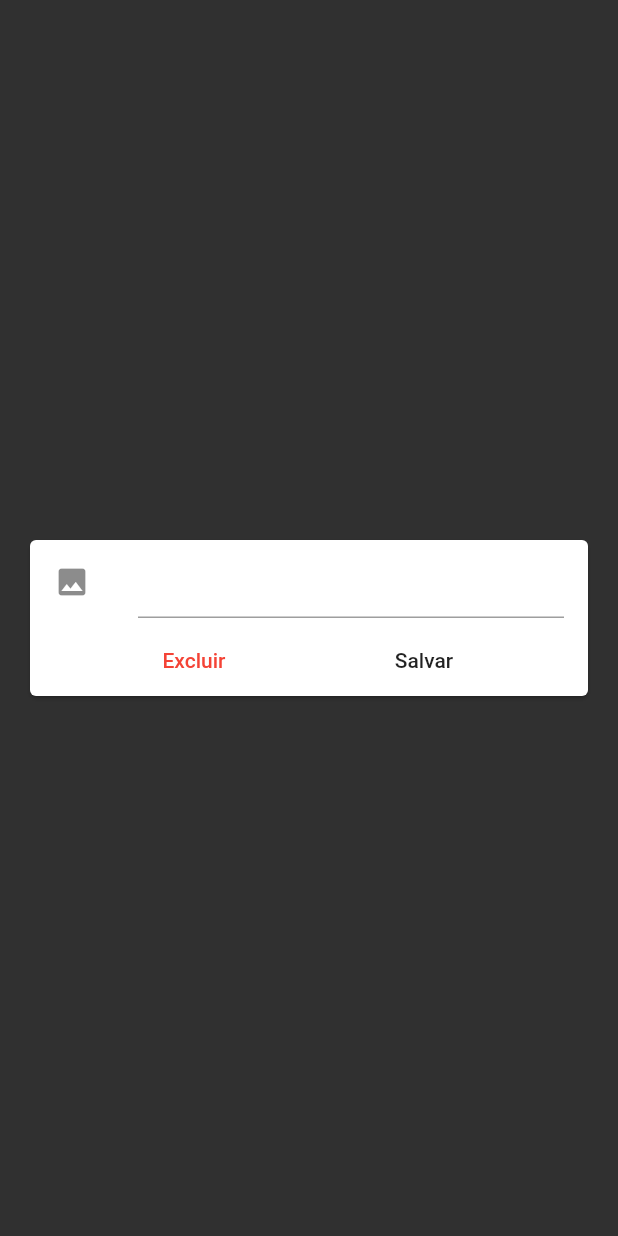
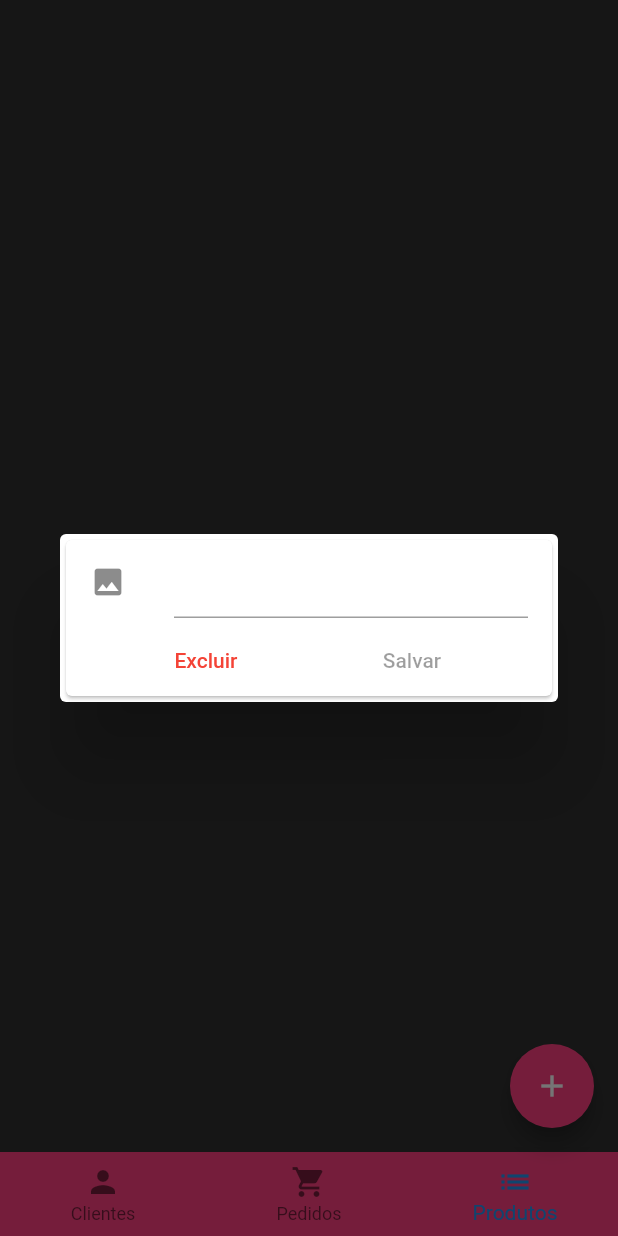
Before and after one commit to Dhciolfi/store_owner, a Flutter app: the screen it shows once a user with an empty profile is signed in, item 3 of the bottom bar chosen, after a tap on the "add" icon, on a phone screen of 412 x 824 dp. Run offline on Flutter 3.47's test engine with Material 2 defaults, Android fonts, the phone set to English and light mode, and no system bars; our stand-ins replace cloud_firestore, firebase_auth, firebase_storage, flutter_speed_dial, image_cropper, image_picker and 2 more; missing offline and left inert: bloc_pattern; accounts and stored records are empty.

Commit message:
Refactored Edit Category dialog

```diff
--- /dev/null
+++ b/lib/blocs/category_bloc.dart
@@ -0,0 +1,94 @@
+import 'dart:io';
+
+import 'package:bloc_pattern/bloc_pattern.dart';
+import 'package:cloud_firestore/cloud_firestore.dart';
+import 'package:firebase_storage/firebase_storage.dart';
+import 'package:rxdart/rxdart.dart';
+import 'dart:async';
+
+class CategoryBloc extends BlocBase {
+
+  final _imageController = BehaviorSubject();
+  final _titleController = BehaviorSubject<String>();
+  final _deleteController = BehaviorSubject<bool>();
+
+  Stream get outImage => _imageController.stream;
+  Stream<String> get outTitle => _titleController.stream.transform(
+    StreamTransformer<String, String>.fromHandlers(
+      handleData: (title, sink) {
+        if (title.isNotEmpty) {
+          sink.add(title);
+        } else {
+          sink.addError('Insira um título');
+        }
+      })
+  );
+  Stream<bool> get outDelete => _deleteController.stream;
+
+  Stream<bool> get submitValid => Observable.combineLatest2(
+      outImage, outTitle, (a, b) => true);
+
+  DocumentSnapshot category;
+
+  String title;
+  File loadedImage;
+
+  CategoryBloc(this.category){
+    if(category != null){
+      title = category.data["title"];
+
+      _imageController.add(category.data["icon"]);
+      _titleController.add(category.data["title"]);
+      _deleteController.add(true);
+    } else {
+      _deleteController.add(false);
+    }
+  }
+
+  void setTitle(String title){
+    this.title = title;
+    _titleController.add(title);
+  }
+
+  void setImage(File image){
+    loadedImage = image;
+    _imageController.add(image);
+  }
+
+  void delete(){
+    category.reference.delete();
+  }
+
+  Future saveData() async {
+    if(loadedImage == null && category != null && title == category.data["title"]) return;
+
+    Map<String, dynamic> dataToUpdate = {};
+
+    if(loadedImage != null){
+      StorageUploadTask task = FirebaseStorage.instance.ref().child("icons")
+          .child(title).putFile(loadedImage);
+
+      StorageTaskSnapshot snap = await task.onComplete;
+      dataToUpdate["icon"] = await snap.ref.getDownloadURL();
+    }
+
+    if(category == null || title != category.data["title"]){
+      dataToUpdate["title"] = title;
+    }
+
+    if(category == null){
+      await Firestore.instance.collection("products")
+          .document(title.toLowerCase()).setData(dataToUpdate);
+    } else {
+      await category.reference.updateData(dataToUpdate);
+    }
+  }
+
+  @override
+  void dispose() {
+    _imageController.close();
+    _titleController.close();
+    _deleteController.close();
+  }
+
+}
--- a/lib/screens/edit_category_screen.dart
+++ /dev/null
@@ -1,157 +0,0 @@
-import 'dart:io';
-
-import 'package:cloud_firestore/cloud_firestore.dart';
-import 'package:firebase_storage/firebase_storage.dart';
-import 'package:flutter/material.dart';
-import 'package:store_owner/widgets/image_source_sheet.dart';
-
-class EditCategoryScreen extends StatefulWidget {
-
-  final DocumentSnapshot category;
-
-  EditCategoryScreen({this.category});
-
-  @override
-  _EditCategoryScreenState createState() => _EditCategoryScreenState(category);
-}
-
-class _EditCategoryScreenState extends State<EditCategoryScreen> {
-
-  final _scaffoldKey = GlobalKey<ScaffoldState>();
-  final _titleController = TextEditingController();
-
-  final DocumentSnapshot category;
-
-  File loadedImage;
-
-  _EditCategoryScreenState(this.category);
-
-  @override
-  void initState() {
-    super.initState();
-
-    if(category != null){
-      _titleController.text = category.data["title"];
-    }
-  }
-
-  @override
-  Widget build(BuildContext context) {
-    return Scaffold(
-      key: _scaffoldKey,
-      backgroundColor: Colors.grey[850],
-      body: Center(
-        child: Container(
-          margin: EdgeInsets.all(16),
-          child: Card(
-            child: Column(
-              mainAxisSize: MainAxisSize.min,
-              children: <Widget>[
-                ListTile(
-                  leading: GestureDetector(
-                    onTap: (){
-                      showModalBottomSheet(context: context,
-                        builder: (context)=>ImageSourceSheet((image){
-                          Navigator.of(context).pop();
-                          setState(() {
-                            loadedImage = image;
-                          });
-                        }));
-                    },
-                    child: category != null || loadedImage != null ?
-                      CircleAvatar(
-                        child: loadedImage != null ? Image.file(loadedImage, fit: BoxFit.cover,) :
-                        Image.network(category.data["icon"], fit: BoxFit.cover,),
-                        backgroundColor: Colors.transparent,
-                      ) :
-                        Icon(Icons.image)
-                  ),
-                  title: TextFormField(
-                    controller: _titleController,
-                  ),
-                ),
-                Row(
-                  mainAxisAlignment: MainAxisAlignment.spaceEvenly,
-                  children: <Widget>[
-                    FlatButton(
-                      child: Text("Excluir"),
-                      textColor: Colors.red,
-                      onPressed: category == null ? null : (){
-                        showDialog(context: context, builder: (context)=>
-                          AlertDialog(
-                            title: Text("Excluir"),
-                            content: Text("Deseja excluir a categoria? Todos os produtos "
-                                "serão removidos!"),
-                            actions: <Widget>[
-                              FlatButton(
-                                child: Text("Cancelar"),
-                                onPressed: (){
-                                  Navigator.of(context).pop();
-                                },
-                              ),
-                              FlatButton(
-                                child: Text("Excluir"),
-                                textColor: Colors.red,
-                                onPressed: (){
-                                  category.reference.delete();
-                                  Navigator.of(context).pop();
-                                  Navigator.of(context).pop();
-                                },
-                              )
-                            ],
-                          )
-                        );
-                      },
-                    ),
-                    FlatButton(
-                      child: Text("Salvar"),
-                      onPressed: () async {
-                        ScaffoldFeatureController c = _scaffoldKey.currentState.showSnackBar(
-                          SnackBar(
-                            content: Text("Salvando..."),
-                            backgroundColor: Colors.pinkAccent,
-                            duration: Duration(minutes: 1),
-                          )
-                        );
-
-                        if(loadedImage != null && _titleController.text.isNotEmpty){
-                          StorageUploadTask task = FirebaseStorage.instance.ref().child("icons").
-                            child(_titleController.text)
-                              .putFile(loadedImage);
-                          StorageTaskSnapshot snap = await task.onComplete;
-                          String url = await snap.ref.getDownloadURL();
-
-                          if(category == null){
-                            await Firestore.instance.collection("products").
-                                document(_titleController.text.toLowerCase()).setData({
-                              "title": _titleController.text,
-                              "icon": url,
-                              "order": -1
-                            });
-                          } else {
-                            await category.reference.updateData({
-                              "title": _titleController.text,
-                              "icon": url
-                            });
-                          }
-                        } else if (_titleController.text.isNotEmpty){
-                          await category.reference.updateData({
-                            "title": _titleController.text,
-                          });
-                        }
-
-                        c.close();
-                        Navigator.of(context).pop();
-
-                      },
-                    )
-                  ],
-                ),
-              ],
-            )
-          ),
-        )
-      ),
-    );
-  }
-}
--- a/lib/screens/home_screen.dart
+++ b/lib/screens/home_screen.dart
@@ -2,13 +2,13 @@ import 'package:firebase_auth/firebase_auth.dart';
 import 'package:flutter/material.dart';
 import 'package:store_owner/blocs/orders_bloc.dart';
 import 'package:store_owner/blocs/users_bloc.dart';
-import 'package:store_owner/screens/edit_category_screen.dart';
 import 'package:store_owner/screens/login_screen.dart';
 import 'package:store_owner/tabs/orders_tab.dart';
 import 'package:store_owner/tabs/products_tab.dart';
 import 'package:store_owner/tabs/users_tab.dart';
 import 'package:flutter_speed_dial/flutter_speed_dial.dart';
 import 'package:bloc_pattern/bloc_pattern.dart';
+import 'package:store_owner/widgets/edit_category_dialog.dart';
 
 class HomeScreen extends StatefulWidget {
 
@@ -149,10 +149,9 @@ class _HomeScreenState extends State<HomeScreen> {
           child: Icon(Icons.add),
           backgroundColor: Colors.pinkAccent,
           onPressed: (){
-            Navigator.of(context).push(
-              MaterialPageRoute(builder: (context)=>
-                  EditCategoryScreen()
-              )
+            showDialog(
+                context: context,
+                builder: (context) => EditCategoryDialog()
             );
           },
         );
--- a/lib/tabs/products_tab.dart
+++ b/lib/tabs/products_tab.dart
@@ -15,8 +15,8 @@ class _ProductsTabState extends State<ProductsTab> with AutomaticKeepAliveClient
 
     return Padding(
       padding: EdgeInsets.symmetric(vertical: 16),
-      child: FutureBuilder<QuerySnapshot>(
-        future: Firestore.instance.collection("products").getDocuments(),
+      child: StreamBuilder<QuerySnapshot>(
+        stream: Firestore.instance.collection("products").snapshots(),
         builder: (context, snapshot){
           if(!snapshot.hasData) return Center(child: CircularProgressIndicator(valueColor: AlwaysStoppedAnimation(Colors.pinkAccent),),);
           return ListView.builder(
--- /dev/null
+++ b/lib/widgets/edit_category_dialog.dart
@@ -0,0 +1,138 @@
+import 'dart:io';
+import 'package:cloud_firestore/cloud_firestore.dart';
+import 'package:flutter/material.dart';
+import 'package:store_owner/blocs/category_bloc.dart';
+import 'package:store_owner/widgets/image_source_sheet.dart';
+
+class EditCategoryDialog extends StatefulWidget {
+
+  final DocumentSnapshot category;
+
+  EditCategoryDialog({this.category});
+
+  @override
+  _EditCategoryDialogState createState() => _EditCategoryDialogState(category: category);
+}
+
+class _EditCategoryDialogState extends State<EditCategoryDialog> {
+
+  final CategoryBloc _categoryBloc;
+
+  final TextEditingController _controller;
+
+  _EditCategoryDialogState({DocumentSnapshot category}) :
+        _categoryBloc = CategoryBloc(category),
+        _controller = TextEditingController(
+            text: category != null ? category.data["title"] : ""
+        );
+
+  @override
+  Widget build(BuildContext context) {
+    return Dialog(
+      child: Card(
+        child: Column(
+          mainAxisSize: MainAxisSize.min,
+          children: <Widget>[
+            ListTile(
+              leading: GestureDetector(
+                onTap: (){
+                  showModalBottomSheet(context: context,
+                      builder: (context)=>ImageSourceSheet((image){
+                        Navigator.of(context).pop();
+                        _categoryBloc.setImage(image);
+                      }));
+                },
+                child: StreamBuilder(
+                    stream: _categoryBloc.outImage,
+                    builder: (context, snapshot){
+                      if(snapshot.data != null)
+                        return CircleAvatar(
+                          child: snapshot.data is File ?
+                          Image.file(snapshot.data, fit: BoxFit.cover,) :
+                          Image.network(snapshot.data, fit: BoxFit.cover,),
+                          backgroundColor: Colors.transparent,
+                        );
+                      else return Icon(Icons.image);
+                    }
+                ),
+              ),
+              title: StreamBuilder<String>(
+                stream: _categoryBloc.outTitle,
+                initialData: "",
+                builder: (context, snapshot) {
+                  return TextField(
+                    controller: _controller,
+                    onChanged: _categoryBloc.setTitle,
+                    decoration: InputDecoration(
+                      errorText: snapshot.hasError ? snapshot.error : null
+                    ),
+                  );
+                }
+              ),
+            ),
+            Row(
+              mainAxisAlignment: MainAxisAlignment.spaceEvenly,
+              children: <Widget>[
+                StreamBuilder<bool>(
+                    stream: _categoryBloc.outDelete,
+                    builder: (context, snapshot) {
+                      if(!snapshot.hasData) return Container();
+                      return FlatButton(
+                        child: Text("Excluir"),
+                        textColor: Colors.red,
+                        onPressed: !snapshot.data ? null : (){
+                          showDialog(context: context, builder: (context)=>
+                              AlertDialog(
+                                title: Text("Excluir"),
+                                content: Text("Deseja excluir a categoria? Todos os produtos "
+                                    "serão removidos!"),
+                                actions: <Widget>[
+                                  FlatButton(
+                                    child: Text("Cancelar"),
+                                    onPressed: (){
+                                      Navigator.of(context).pop();
+                                    },
+                                  ),
+                                  FlatButton(
+                                    child: Text("Excluir"),
+                                    textColor: Colors.red,
+                                    onPressed: (){
+                                      _categoryBloc.delete();
+                                      Navigator.of(context).pop();
+                                      Navigator.of(context).pop();
+                                    },
+                                  )
+                                ],
+                              )
+                          );
+                        },
+                      );
+                    }
+                ),
+                StreamBuilder<bool>(
+                  stream: _categoryBloc.submitValid,
+                  builder: (context, snapshot) {
+                    return FlatButton(
+                      child: Text("Salvar"),
+                      onPressed: snapshot.hasData ? () async {
+                        /*Scaffold.of(context).showSnackBar(
+                          SnackBar(
+                            content: Text("Salvando..."),
+                            backgroundColor: Colors.pinkAccent,
+                            duration: Duration(minutes: 1),
+                          )
+                        );*/
+                        await _categoryBloc.saveData();
+                        Navigator.of(context).pop();
+                      } : null
+                    );
+                  }
+                )
+              ],
+            ),
+          ],
+        )
+      ),
+    );
+  }
+}
```
Also changed, not shown: lib/widgets/category_tile.dart (+3 -6 lines).
